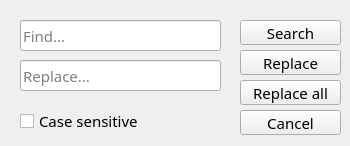
Old version of the form replacewindow.ui in the repository Ruha24/YamlEditor.
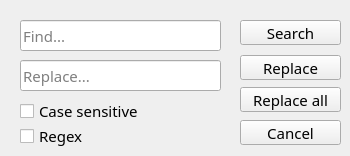
New version of the form.

Commit message: Added regex on searching and replace window

The edit to the form file:
```diff
--- a/replacewindow.ui
+++ b/replacewindow.ui
@@ -7,7 +7,7 @@
     <x>0</x>
     <y>0</y>
     <width>350</width>
-    <height>146</height>
+    <height>156</height>
    </rect>
   </property>
   <property name="font">
@@ -74,7 +74,7 @@
    <property name="geometry">
     <rect>
      <x>20</x>
-     <y>110</y>
+     <y>100</y>
      <width>131</width>
      <height>22</height>
     </rect>
@@ -93,7 +93,7 @@
    <property name="geometry">
     <rect>
      <x>240</x>
-     <y>50</y>
+     <y>55</y>
      <width>101</width>
      <height>25</height>
     </rect>
@@ -106,7 +106,7 @@
    <property name="geometry">
     <rect>
      <x>240</x>
-     <y>80</y>
+     <y>87</y>
      <width>101</width>
      <height>25</height>
     </rect>
@@ -119,7 +119,7 @@
    <property name="geometry">
     <rect>
      <x>240</x>
-     <y>110</y>
+     <y>120</y>
      <width>101</width>
      <height>25</height>
     </rect>
@@ -128,6 +128,25 @@
     <string>Cancel</string>
    </property>
   </widget>
+  <widget class="QCheckBox" name="casechb_2">
+   <property name="geometry">
+    <rect>
+     <x>20</x>
+     <y>125</y>
+     <width>131</width>
+     <height>22</height>
+    </rect>
+   </property>
+   <property name="font">
+    <font>
+     <family>Montserrat</family>
+     <pointsize>11</pointsize>
+    </font>
+   </property>
+   <property name="text">
+    <string>Regex</string>
+   </property>
+  </widget>
  </widget>
  <resources/>
  <connections/>
```
The commit also changes 8 other files.
